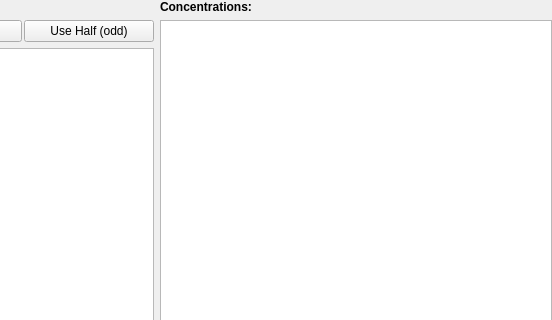
Before: the Qt Designer form src/main/python/pyes/ui/widgets/PyES_inputTitrationOpt.ui in PyES-software/PyES, drawn with Qt 5; both pictures show x 516 to 1068 and y 0 to 320 of the 1068 by 628 pixel window.
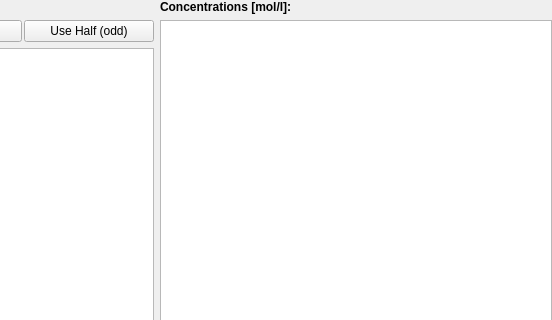
After: the same form once the commit is applied. Icons and pictures are not drawn. Custom widgets are drawn as their Qt base class.

What changed in the file:
```diff
--- a/src/main/python/pyes/ui/widgets/PyES_inputTitrationOpt.ui
+++ b/src/main/python/pyes/ui/widgets/PyES_inputTitrationOpt.ui
@@ -488,7 +488,7 @@
      <item>
       <widget class="QLabel" name="conc_label">
        <property name="text">
-        <string>&lt;html&gt;&lt;head/&gt;&lt;body&gt;&lt;p&gt;&lt;span style=&quot; font-weight:700;&quot;&gt;Concentrations:&lt;/span&gt;&lt;/p&gt;&lt;/body&gt;&lt;/html&gt;</string>
+        <string>&lt;html&gt;&lt;head/&gt;&lt;body&gt;&lt;p&gt;&lt;span style=&quot; font-weight:700;&quot;&gt;Concentrations [mol/l]:&lt;/span&gt;&lt;/p&gt;&lt;/body&gt;&lt;/html&gt;</string>
        </property>
       </widget>
      </item>
```
Left out of the diff: 3 changed lines with no effect on the pictures.
